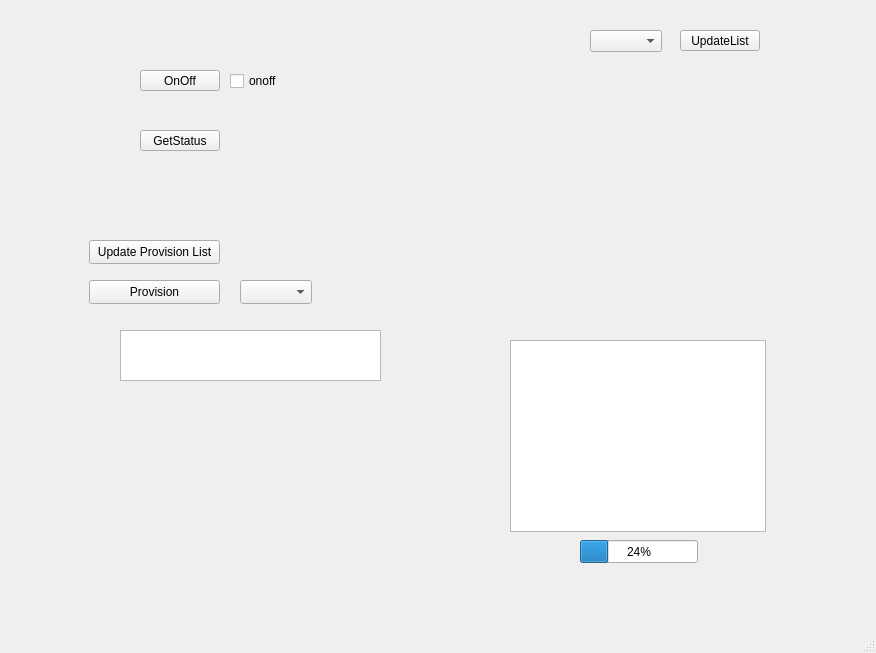
JarnoToes/NodeApp, file mainwindow.ui: the form before one commit.
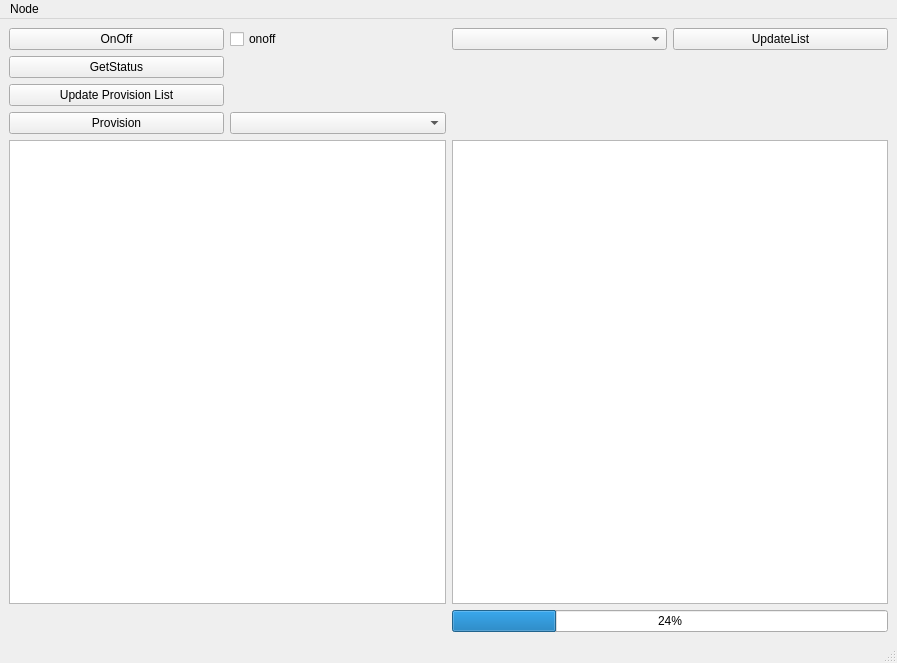
The form after the commit.

Commit message: Perfected UI and added provision ability:

```diff
--- a/mainwindow.ui
+++ b/mainwindow.ui
@@ -6,95 +6,66 @@
    <rect>
     <x>0</x>
     <y>0</y>
-    <width>876</width>
-    <height>653</height>
+    <width>897</width>
+    <height>663</height>
    </rect>
   </property>
   <property name="windowTitle">
    <string>MainWindow</string>
   </property>
   <widget class="QWidget" name="centralwidget">
+   <property name="autoFillBackground">
+    <bool>true</bool>
+   </property>
+   <layout class="QGridLayout" name="gridLayout_2">
+    <item row="0" column="0">
+     <layout class="QGridLayout" name="gridLayout">
+      <item row="1" column="0">
    <widget class="QPushButton" name="but_OnOff">
-    <property name="geometry">
-     <rect>
-      <x>140</x>
-      <y>70</y>
-      <width>80</width>
-      <height>21</height>
-     </rect>
-    </property>
     <property name="text">
      <string>OnOff</string>
     </property>
    </widget>
-   <widget class="QPushButton" name="but_Status">
-    <property name="geometry">
-     <rect>
-      <x>140</x>
-      <y>130</y>
-      <width>80</width>
-      <height>21</height>
-     </rect>
-    </property>
-    <property name="text">
-     <string>GetStatus</string>
-    </property>
-   </widget>
-   <widget class="QPushButton" name="but_UpdateList">
-    <property name="geometry">
-     <rect>
-      <x>680</x>
-      <y>30</y>
-      <width>80</width>
-      <height>21</height>
-     </rect>
-    </property>
-    <property name="text">
-     <string>UpdateList</string>
-    </property>
-   </widget>
-   <widget class="QComboBox" name="list_Nodes">
-    <property name="geometry">
-     <rect>
-      <x>590</x>
-      <y>30</y>
-      <width>72</width>
-      <height>22</height>
-     </rect>
-    </property>
-   </widget>
+      </item>
+      <item row="1" column="1">
    <widget class="QCheckBox" name="checkBox">
-    <property name="geometry">
-     <rect>
-      <x>230</x>
-      <y>70</y>
-      <width>78</width>
-      <height>22</height>
-     </rect>
-    </property>
     <property name="text">
      <string>onoff</string>
     </property>
    </widget>
-   <widget class="QListWidget" name="view_nodes">
-    <property name="geometry">
-     <rect>
-      <x>510</x>
-      <y>340</y>
-      <width>256</width>
-      <height>192</height>
-     </rect>
-    </property>
-   </widget>
+      </item>
+      <item row="2" column="0">
+       <widget class="QPushButton" name="but_Status">
+        <property name="text">
+         <string>GetStatus</string>
+        </property>
+       </widget>
+      </item>
+      <item row="3" column="0">
+       <widget class="QPushButton" name="getProvisionable">
+        <property name="text">
+         <string>Update Provision List</string>
+        </property>
+       </widget>
+      </item>
+      <item row="4" column="0">
+       <widget class="QPushButton" name="butProvision">
+        <property name="text">
+         <string>Provision</string>
+        </property>
+       </widget>
+      </item>
+      <item row="4" column="1">
+       <widget class="QComboBox" name="list_provision"/>
+      </item>
+      <item row="5" column="0" colspan="2">
+       <widget class="QTextBrowser" name="provUserAction"/>
+      </item>
+      <item row="5" column="2" colspan="2">
+       <widget class="QListWidget" name="view_nodes"/>
+      </item>
+      <item row="6" column="2" colspan="2">
    <widget class="QProgressBar" name="progressBar">
-    <property name="geometry">
-     <rect>
-      <x>580</x>
-      <y>540</y>
-      <width>118</width>
-      <height>23</height>
-     </rect>
-    </property>
     <property name="value">
      <number>24</number>
     </property>
@@ -102,62 +73,36 @@
      <bool>false</bool>
     </property>
    </widget>
-   <widget class="QPushButton" name="getProvisionable">
-    <property name="geometry">
-     <rect>
-      <x>89</x>
-      <y>240</y>
-      <width>131</width>
-      <height>24</height>
-     </rect>
-    </property>
+      </item>
+      <item row="1" column="3">
+       <widget class="QPushButton" name="but_UpdateList">
     <property name="text">
-     <string>Update Provision List</string>
-    </property>
-   </widget>
-   <widget class="QPushButton" name="butProvision">
-    <property name="geometry">
-     <rect>
-      <x>89</x>
-      <y>280</y>
-      <width>131</width>
-      <height>24</height>
-     </rect>
-    </property>
-    <property name="text">
-     <string>Provision</string>
-    </property>
-   </widget>
-   <widget class="QComboBox" name="list_provision">
-    <property name="geometry">
-     <rect>
-      <x>240</x>
-      <y>280</y>
-      <width>72</width>
-      <height>24</height>
-     </rect>
-    </property>
-   </widget>
-   <widget class="QTextBrowser" name="textBrowser">
-    <property name="geometry">
-     <rect>
-      <x>120</x>
-      <y>330</y>
-      <width>261</width>
-      <height>51</height>
-     </rect>
-    </property>
-   </widget>
+         <string>UpdateList</string>
+        </property>
+       </widget>
+      </item>
+      <item row="1" column="2">
+       <widget class="QComboBox" name="list_Nodes"/>
+      </item>
+     </layout>
+    </item>
+   </layout>
   </widget>
   <widget class="QMenuBar" name="menubar">
    <property name="geometry">
     <rect>
      <x>0</x>
      <y>0</y>
-     <width>876</width>
+     <width>897</width>
      <height>21</height>
     </rect>
    </property>
+   <widget class="QMenu" name="menuNode">
+    <property name="title">
+     <string>Node</string>
+    </property>
+   </widget>
+   <addaction name="menuNode"/>
   </widget>
   <widget class="QStatusBar" name="statusbar"/>
  </widget>
```
Lines whose indentation alone changed are shown as unchanged. The commit also changes 3 other files.
